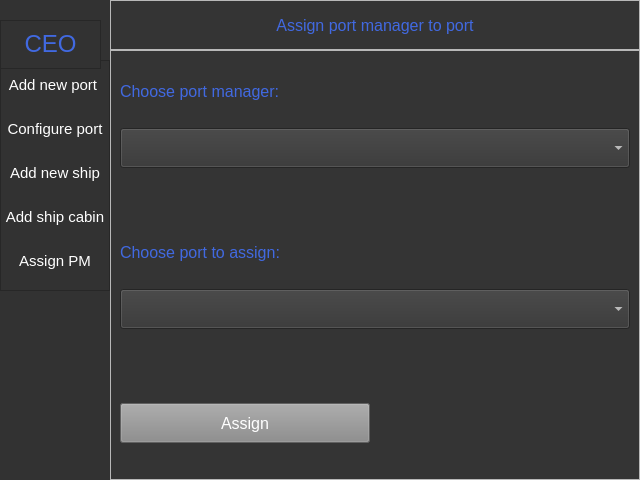
Qt form Application/Resources/interfaces/ceo_panel.ui (MateuszPason/Cruise_trips) before a commit.
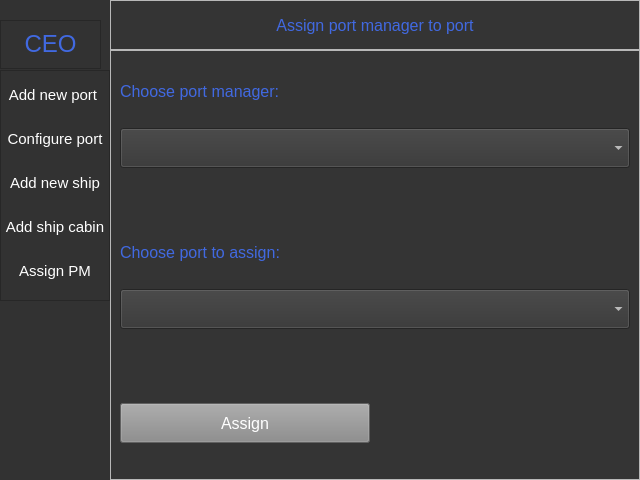
The same form after that commit.

Diff of the .ui file:
```diff
--- a/Application/Resources/interfaces/ceo_panel.ui
+++ b/Application/Resources/interfaces/ceo_panel.ui
@@ -92,7 +92,7 @@
       <property name="geometry">
        <rect>
         <x>0</x>
-        <y>60</y>
+        <y>70</y>
         <width>110</width>
         <height>231</height>
        </rect>
```
